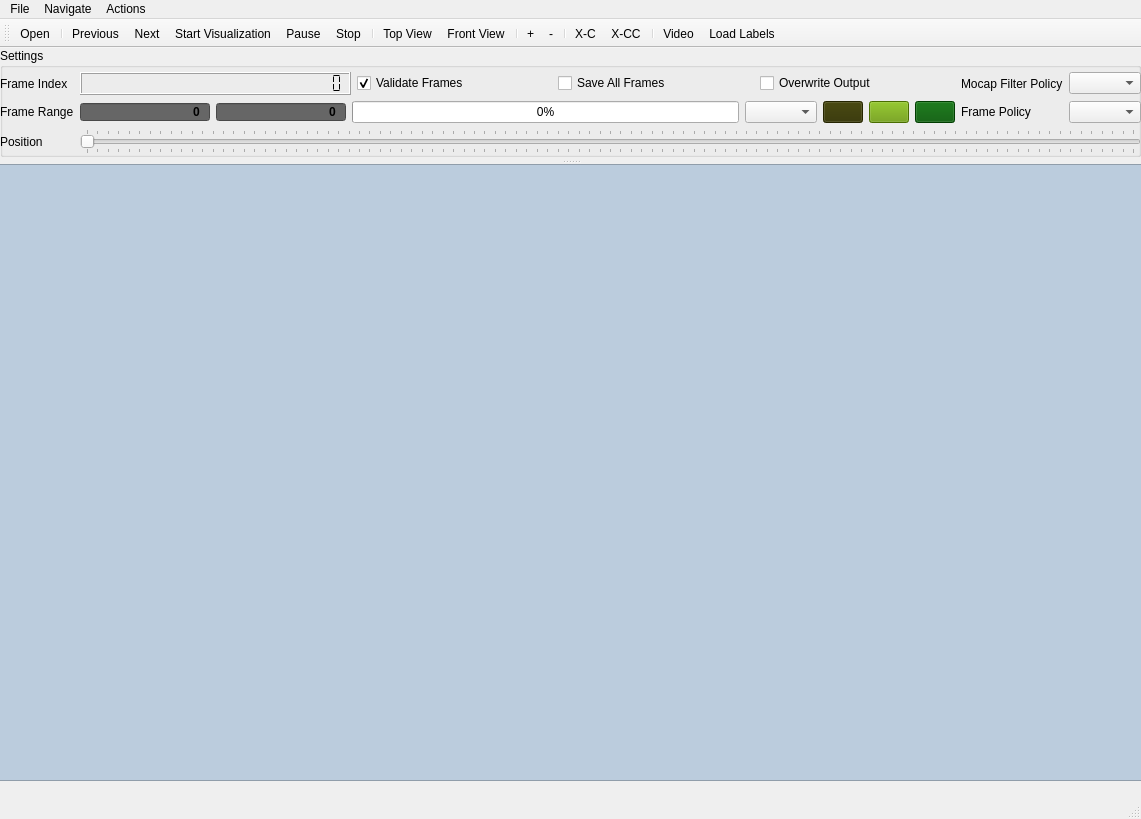
This is tools/workbench/visualization_window.ui in hcilab-uic/ipme as Qt 5 draws it before an edit. The edited form follows.
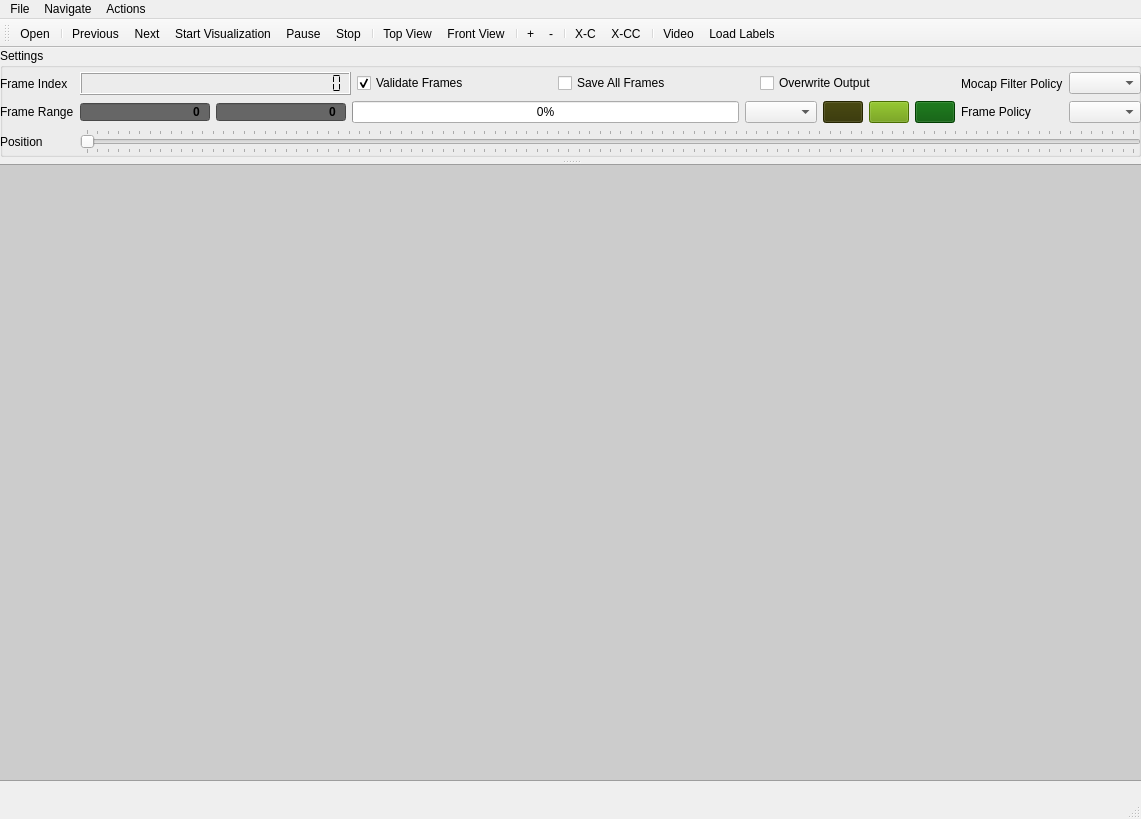
This is the edited form. Icons and pictures are not drawn.

Commit message: fixed range, log window and separate show similar ranges function

Diff of the .ui file:
```diff
--- a/tools/workbench/visualization_window.ui
+++ b/tools/workbench/visualization_window.ui
@@ -332,9 +332,8 @@
       <bool>true</bool>
      </property>
      <property name="styleSheet">
-      <string notr="true">background: #bcd;
-font-weight: bold;
-padding: 5px 25px 5px 25px;
+      <string notr="true">background: #ccc;
+padding: 3px;
 </string>
      </property>
      <property name="readOnly">
```
The commit also changes 3 other files.
